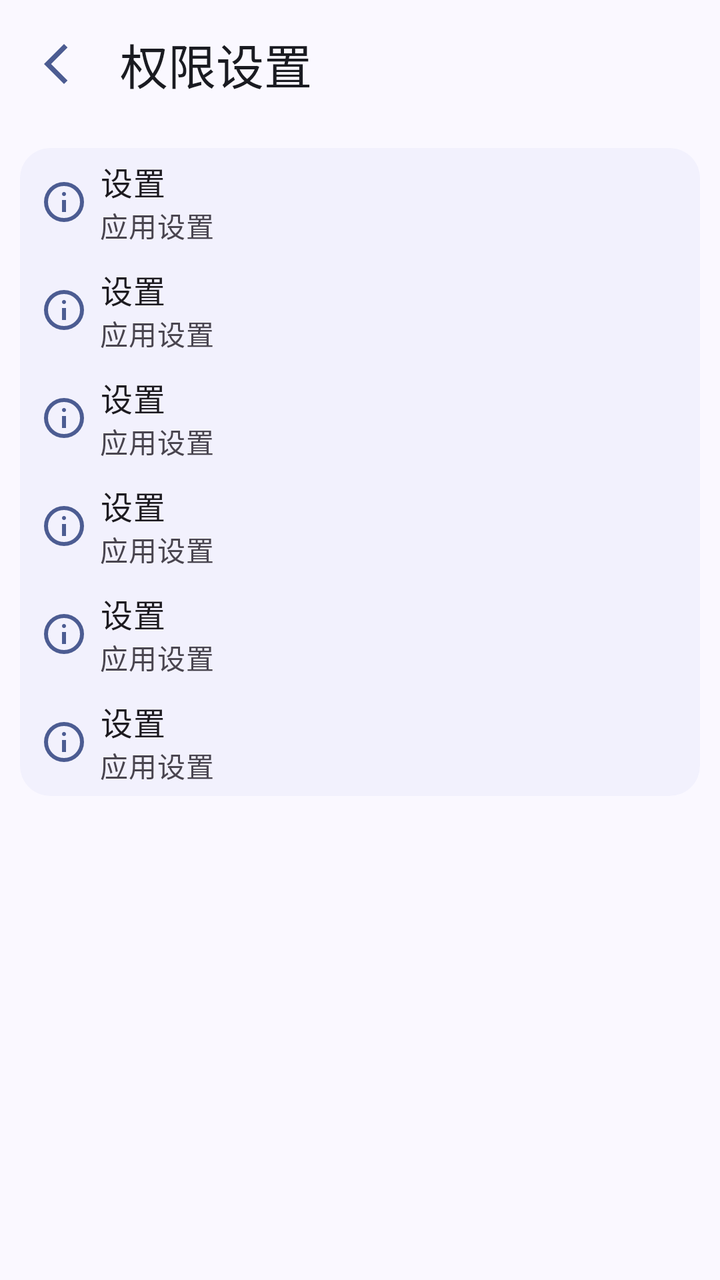
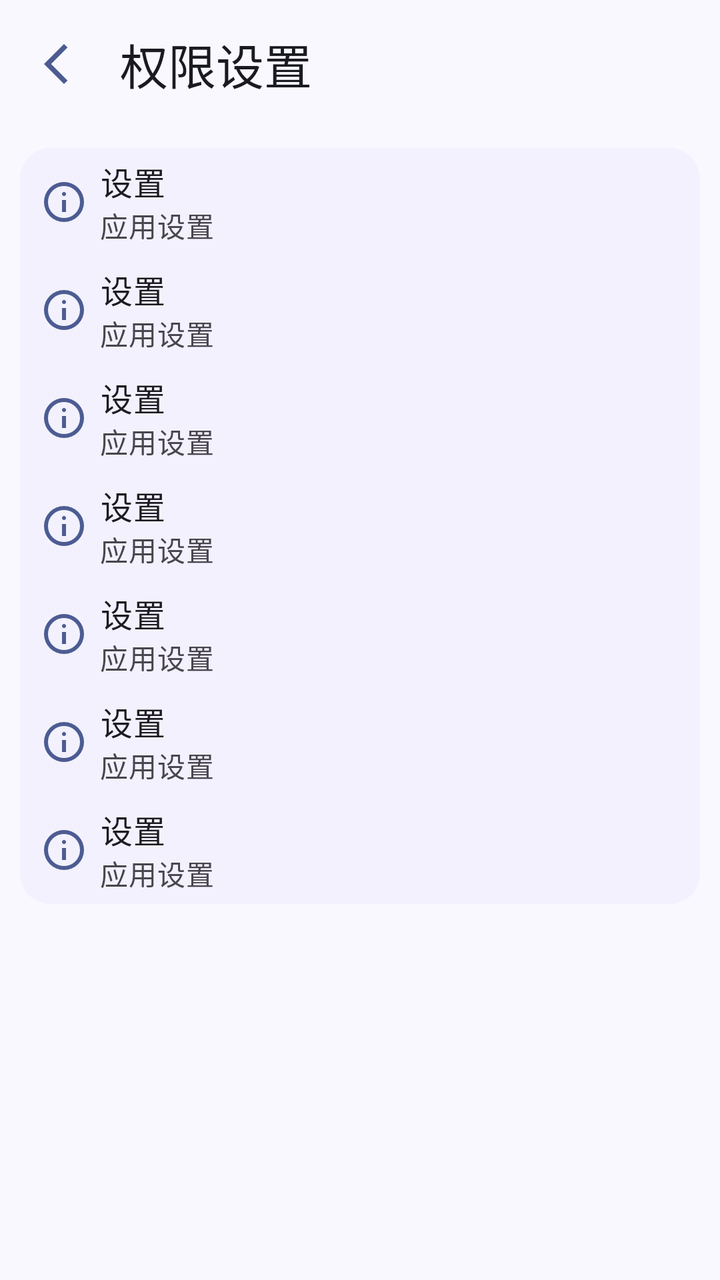

Before-and-after screenshots of an Android layout around one commit, followed by the original layout XML and the change that was made.
<!-- AndroidManifest.xml: application theme Theme.ManagerAssistant.Static -->
<!-- res/layout/activity_permission_manage.xml -->
<?xml version="1.0" encoding="utf-8"?>
<androidx.constraintlayout.widget.ConstraintLayout xmlns:android="http://schemas.android.com/apk/res/android"
    xmlns:app="http://schemas.android.com/apk/res-auto"
    xmlns:tools="http://schemas.android.com/tools"
    style="@style/CommonPageStyle"
    android:layout_width="match_parent"
    android:layout_height="match_parent"
    tools:context=".ui.pages.setting.PermissionManageActivity">

    <com.google.android.material.appbar.MaterialToolbar
        android:id="@+id/toolbar"
        android:layout_width="match_parent"
        android:layout_height="?attr/actionBarSize"
        app:layout_constraintEnd_toEndOf="parent"
        app:layout_constraintStart_toStartOf="parent"
        app:layout_constraintTop_toTopOf="parent"
        app:title="@string/permissions_setting" />

    <ScrollView
        style="@style/CommonPageStyle"
        android:layout_width="match_parent"
        android:layout_height="0dp"
        android:scrollbars="none"
        app:layout_constraintBottom_toBottomOf="parent"
        app:layout_constraintTop_toBottomOf="@+id/toolbar"
        tools:context=".ui.pages.setting.SettingFragment">

        <com.google.android.material.card.MaterialCardView
            style="@style/ContentCardStyle"
            android:layout_width="match_parent"
            android:layout_height="wrap_content">

            <LinearLayout
                android:id="@+id/app_settings_layout"
                android:layout_width="match_parent"
                android:layout_height="match_parent"
                android:orientation="vertical">

                <include
                    android:id="@+id/notification_option"
                    layout="@layout/view_setting_option" />

                <include
                    android:id="@+id/notification_listener_option"
                    layout="@layout/view_setting_option" />

                <include
                    android:id="@+id/auto_start_option"
                    layout="@layout/view_setting_option" />

                <include
                    android:id="@+id/battery_optimizations_option"
                    layout="@layout/view_setting_option" />

                <include
                    android:id="@+id/alarm_option"
                    layout="@layout/view_setting_option" />

                <include
                    android:id="@+id/app_list_option"
                    layout="@layout/view_setting_option" />
            </LinearLayout>
        </com.google.android.material.card.MaterialCardView>
    </ScrollView>
</androidx.constraintlayout.widget.ConstraintLayout>
<!-- res/layout/view_setting_option.xml (included above) -->
<androidx.constraintlayout.widget.ConstraintLayout xmlns:android="http://schemas.android.com/apk/res/android"
    xmlns:app="http://schemas.android.com/apk/res-auto"
    android:id="@+id/constraint_layout"
    style="@style/SettingOptionStyle"
    android:layout_width="match_parent"
    android:layout_height="wrap_content"
    android:paddingTop="5dp"
    android:paddingBottom="5dp">

    <FrameLayout
        android:id="@+id/component_layout"
        android:layout_width="wrap_content"
        android:layout_height="wrap_content"
        app:layout_constraintBottom_toBottomOf="parent"
        app:layout_constraintEnd_toEndOf="parent"
        app:layout_constraintTop_toTopOf="parent" />

    <com.google.android.material.divider.MaterialDivider
        android:id="@+id/setting_view_divider"
        android:layout_width="1dp"
        android:layout_height="0dp"
        android:layout_marginTop="10dp"
        android:layout_marginBottom="10dp"
        android:visibility="gone"
        app:dividerThickness="1dp"
        app:layout_constraintBottom_toBottomOf="parent"
        app:layout_constraintStart_toEndOf="@id/text_layout"
        app:layout_constraintTop_toTopOf="parent" />

    <ImageView
        android:id="@+id/icon_view"
        style="@style/ImageViewStyle"
        android:layout_width="wrap_content"
        android:layout_height="wrap_content"
        android:importantForAccessibility="no"
        android:src="@drawable/outline_info_24"
        app:layout_constraintBottom_toBottomOf="parent"
        app:layout_constraintStart_toStartOf="parent"
        app:layout_constraintTop_toTopOf="parent" />

    <LinearLayout
        android:id="@+id/text_layout"
        android:layout_width="0dp"
        android:layout_height="wrap_content"
        android:orientation="vertical"
        app:layout_constraintBottom_toBottomOf="parent"
        app:layout_constraintEnd_toStartOf="@id/component_layout"
        app:layout_constraintHorizontal_bias="0.0"
        app:layout_constraintStart_toStartOf="parent"
        app:layout_constraintTop_toTopOf="parent">

        <com.google.android.material.textview.MaterialTextView
            android:id="@+id/title_text"
            style="@style/LargeBodyTextViewStyle"
            android:layout_width="wrap_content"
            android:layout_height="wrap_content"
            android:layout_gravity="center_vertical"
            android:layout_marginStart="40dp"
            android:ellipsize="end"
            android:focusableInTouchMode="true"
            android:maxLines="1"
            android:text="@string/title_setting" />

        <com.google.android.material.textview.MaterialTextView
            android:id="@+id/description_text"
            style="@style/MediumBodyTextViewStyle"
            android:layout_width="wrap_content"
            android:layout_height="wrap_content"
            android:layout_marginStart="40dp"
            android:ellipsize="end"
            android:focusableInTouchMode="true"
            android:maxLines="1"
            android:text="@string/setting"
            android:textColor="?attr/colorControlNormal" />
    </LinearLayout>
</androidx.constraintlayout.widget.ConstraintLayout>
<!-- resources referenced by this layout -->
<resources>
  <string name="permissions_setting">权限设置</string>
  <string name="setting">应用设置</string>
  <string name="title_setting">设置</string>
  <style name="CommonPageStyle">
          <item name="android:fitsSystemWindows">true</item>
          <item name="android:background">?attr/colorSurface</item>
      </style>
  <style name="ImageViewStyle">
          <item name="backgroundTint">@android:color/transparent</item>
          <item name="tint">?attr/colorPrimary</item>
          <item name="android:padding">10dp</item>
      </style>
  <style name="SettingOptionStyle">
          <item name="android:clickable">true</item>
          <item name="android:focusable">true</item>
          <item name="android:background">@drawable/ripple_rectangle</item>
      </style>
  <style name="CardStyleBase" parent="Widget.Material3.CardView.Filled">
          <item name="cardBackgroundColor">@color/card_background_color</item>
      </style>
  <style name="TextViewStyleBase">
          <item name="android:paddingStart">10dp</item>
          <item name="android:paddingEnd">10dp</item>
          <item name="android:paddingTop">10dp</item>
          <item name="android:paddingBottom">10dp</item>
      </style>
  <color name="md_theme_primary">#4C5C92</color>
  <color name="md_theme_onPrimary">#FFFFFF</color>
  <color name="md_theme_primaryContainer">#DBE1FF</color>
  <color name="md_theme_onPrimaryContainer">#344479</color>
  <color name="md_theme_secondary">#595E72</color>
  <color name="md_theme_onSecondary">#FFFFFF</color>
  <color name="md_theme_secondaryContainer">#DDE1F9</color>
  <color name="md_theme_onSecondaryContainer">#414659</color>
  <color name="md_theme_tertiary">#745470</color>
  <color name="md_theme_onTertiary">#FFFFFF</color>
  <color name="md_theme_tertiaryContainer">#FFD6F7</color>
  <color name="md_theme_onTertiaryContainer">#5B3D57</color>
  <color name="md_theme_error">#BA1A1A</color>
  <color name="md_theme_onError">#FFFFFF</color>
  <color name="md_theme_errorContainer">#FFDAD6</color>
  <color name="md_theme_onErrorContainer">#93000A</color>
  <color name="md_theme_background">#FAF8FF</color>
  <color name="md_theme_onBackground">#1A1B21</color>
  <color name="md_theme_surface">#FAF8FF</color>
  <color name="md_theme_onSurface">#1A1B21</color>
  <color name="md_theme_surfaceVariant">#E2E1EC</color>
  <color name="md_theme_onSurfaceVariant">#45464F</color>
  <color name="md_theme_outline">#767680</color>
  <color name="md_theme_outlineVariant">#C6C6D0</color>
  <color name="md_theme_inverseSurface">#2F3036</color>
  <color name="md_theme_inverseOnSurface">#F1F0F7</color>
  <color name="md_theme_inversePrimary">#B5C4FF</color>
  <color name="md_theme_primaryFixed">#DBE1FF</color>
  <color name="md_theme_onPrimaryFixed">#02174B</color>
  <color name="md_theme_primaryFixedDim">#B5C4FF</color>
  <color name="md_theme_onPrimaryFixedVariant">#344479</color>
  <color name="md_theme_secondaryFixed">#DDE1F9</color>
  <color name="md_theme_onSecondaryFixed">#161B2C</color>
  <color name="md_theme_secondaryFixedDim">#C1C5DD</color>
  <color name="md_theme_onSecondaryFixedVariant">#414659</color>
  <color name="md_theme_tertiaryFixed">#FFD6F7</color>
  <color name="md_theme_onTertiaryFixed">#2B122A</color>
  <color name="md_theme_tertiaryFixedDim">#E2BBDB</color>
  <color name="md_theme_onTertiaryFixedVariant">#5B3D57</color>
  <color name="md_theme_surfaceDim">#DAD9E0</color>
  <color name="md_theme_surfaceBright">#FAF8FF</color>
  <color name="md_theme_surfaceContainerLowest">#FFFFFF</color>
  <color name="md_theme_surfaceContainerLow">#F4F3FA</color>
  <color name="md_theme_surfaceContainer">#EEEDF4</color>
  <color name="md_theme_surfaceContainerHigh">#E9E7EF</color>
  <color name="md_theme_surfaceContainerHighest">#E3E1E9</color>
  <!-- unchanged entries left out for length: 8 -->
</resources>

<!-- the commit's change to res/layout/activity_permission_manage.xml (unified diff, before → after) -->
@@ -37,6 +37,14 @@
                 android:orientation="vertical">
 
                 <include
+                    android:id="@+id/camera_option"
+                    layout="@layout/view_setting_option" />
+
+                <include
+                    android:id="@+id/app_list_option"
+                    layout="@layout/view_setting_option" />
+
+                <include
                     android:id="@+id/notification_option"
                     layout="@layout/view_setting_option" />
 
@@ -54,10 +62,6 @@
 
                 <include
                     android:id="@+id/alarm_option"
-                    layout="@layout/view_setting_option" />
-
-                <include
-                    android:id="@+id/app_list_option"
                     layout="@layout/view_setting_option" />
             </LinearLayout>
         </com.google.android.material.card.MaterialCardView>
